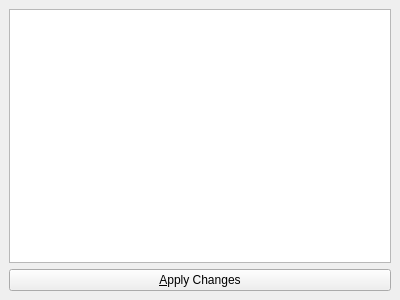
Before: the Qt Designer form gui/data_view/TableView.ui in kateyy/geohazardvis, drawn with Qt 5.
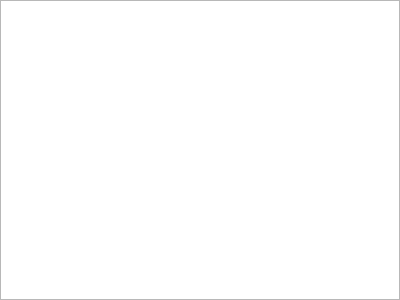
After: the same form once the commit is applied.

The edit to the form file:
```diff
--- a/gui/data_view/TableView.ui
+++ b/gui/data_view/TableView.ui
@@ -18,6 +18,18 @@
   </property>
   <widget class="QWidget" name="content">
    <layout class="QVBoxLayout" name="mainLayout">
+    <property name="leftMargin">
+     <number>0</number>
+    </property>
+    <property name="topMargin">
+     <number>0</number>
+    </property>
+    <property name="rightMargin">
+     <number>0</number>
+    </property>
+    <property name="bottomMargin">
+     <number>0</number>
+    </property>
     <item>
      <widget class="QTableView" name="tableView">
       <property name="font">
@@ -52,13 +64,6 @@
       </attribute>
      </widget>
     </item>
-    <item>
-     <widget class="QPushButton" name="applyChanges">
-      <property name="text">
-       <string>&amp;Apply Changes</string>
-      </property>
-     </widget>
-    </item>
    </layout>
   </widget>
  </widget>
```
